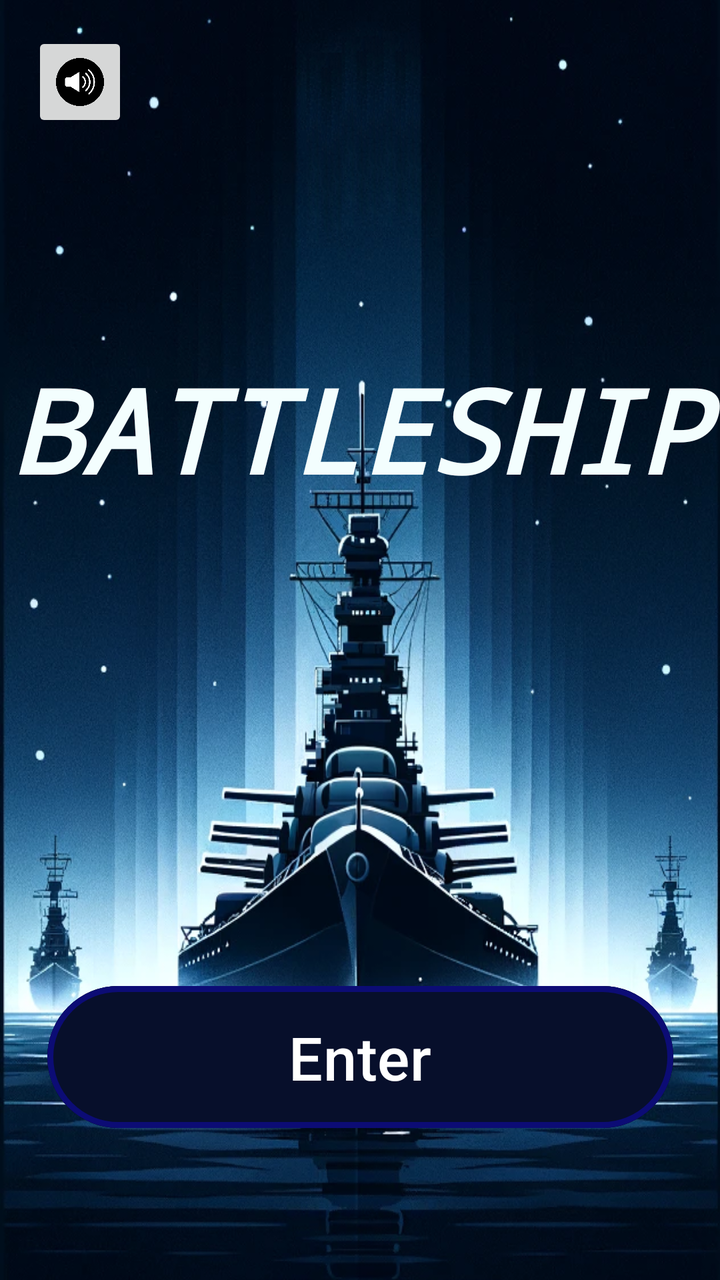
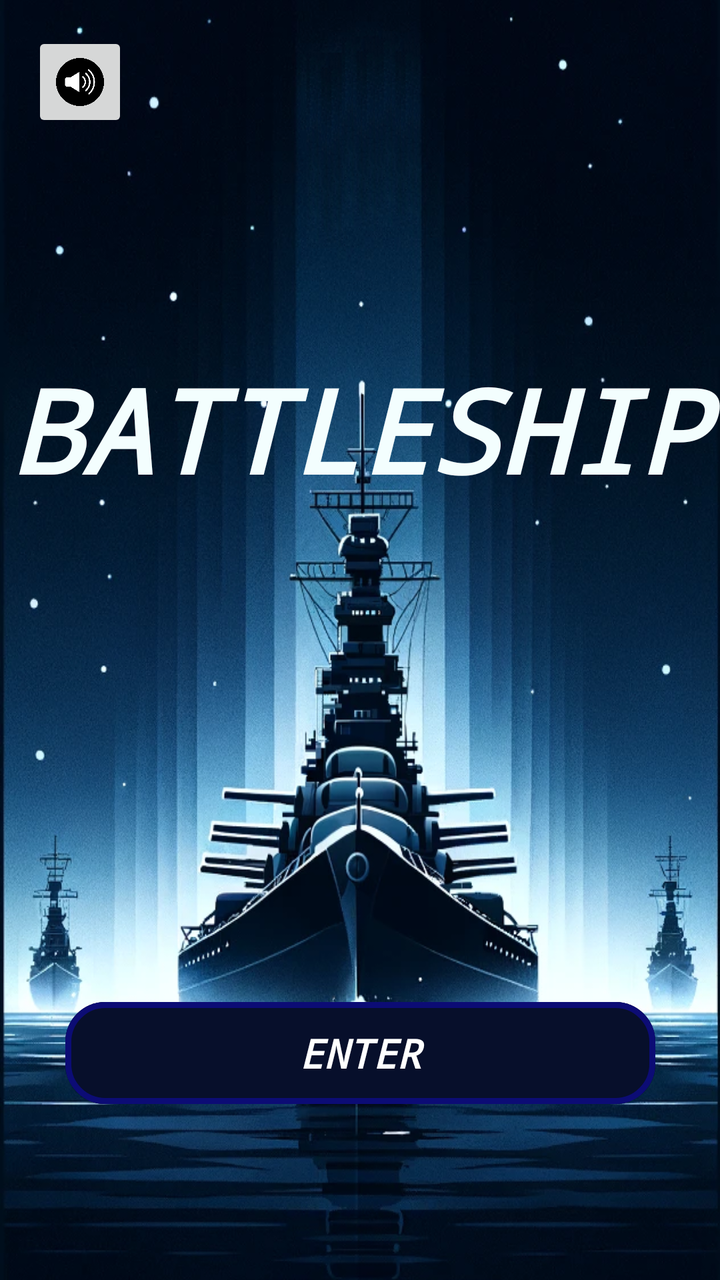

Screens rendered from an Android XML layout before and after an edit, with the pre-edit source and the edit as a unified diff.
<!-- AndroidManifest.xml: application theme Theme.BattleshipClient -->
<!-- res/layout/activity_main.xml -->
<?xml version="1.0" encoding="utf-8"?>
<androidx.constraintlayout.widget.ConstraintLayout xmlns:android="http://schemas.android.com/apk/res/android"
    xmlns:app="http://schemas.android.com/apk/res-auto"
    xmlns:tools="http://schemas.android.com/tools"
    android:layout_width="match_parent"
    android:layout_height="match_parent"
    android:background="@drawable/main_activity_img"
    app:layout_constrainedHeight="true"
    tools:context=".view.MainActivity">

    <Button
        android:id="@+id/enterBtnId"
        android:layout_width="313dp"
        android:layout_height="79dp"
        android:layout_marginBottom="72dp"
        android:backgroundTint="@color/navy"
        android:onClick="goToSignForm"
        android:text="Enter"
        android:textColor="@color/white"
        android:textSize="30sp"
        app:layout_constraintBottom_toBottomOf="parent"
        app:layout_constraintEnd_toEndOf="parent"
        app:layout_constraintStart_toStartOf="parent"
        app:strokeColor="#0C0C75"
        app:strokeWidth="3dp" />

    <TextView
        android:id="@+id/gameTitleId"
        android:layout_width="0dp"
        android:layout_height="136dp"
        android:layout_marginTop="176dp"
        android:fontFamily="monospace"
        android:text="BATTLESHIP"
        android:textAlignment="center"
        android:textColor="#F3FEFE"
        android:textSize="50sp"
        android:textStyle="bold|italic"
        app:autoSizeMaxTextSize="60sp"
        app:autoSizeMinTextSize="12sp"
        app:autoSizeStepGranularity="2sp"
        app:autoSizeTextType="uniform"
        app:layout_constraintEnd_toEndOf="parent"
        app:layout_constraintHorizontal_bias="0.0"
        app:layout_constraintStart_toStartOf="parent"
        app:layout_constraintTop_toTopOf="parent" />

    <ImageButton
        android:id="@+id/muteBtnId"
        android:layout_width="48dp"
        android:layout_height="50dp"
        android:layout_marginStart="16dp"
        android:layout_marginTop="16dp"
        android:onClick="muteUnmute"
        android:scaleType="centerInside"
        app:layout_constraintStart_toStartOf="parent"
        app:layout_constraintTop_toTopOf="parent"
        app:srcCompat="@drawable/audio_on_off_dark" />



</androidx.constraintlayout.widget.ConstraintLayout>
<!-- resources referenced by this layout -->
<resources>
  <color name="navy">#070F2B</color>
  <color name="white">#FFFFFFFF</color>
  <!-- drawable audio_on_off_dark: png bitmap (drawable-ldltr, 18546 bytes) -->
  <!-- drawable main_activity_img: png bitmap (drawable, 882582 bytes) -->
  <style name="Theme.BattleshipClient" parent="Base.Theme.BattleshipClient" />
  <style name="Base.Theme.BattleshipClient" parent="Theme.Material3.DayNight.NoActionBar">
          <item name="colorPrimary">@color/black</item>
          
          
      </style>
  <color name="black">#FF000000</color>
</resources>

<!-- the commit's change to res/layout/activity_main.xml (unified diff, before → after) -->
@@ -6,18 +6,26 @@
     android:layout_height="match_parent"
     android:background="@drawable/main_activity_img"
     app:layout_constrainedHeight="true"
-    tools:context=".view.MainActivity">
+    tools:context=".view.activities.MainActivity">
+
 
     <Button
         android:id="@+id/enterBtnId"
-        android:layout_width="313dp"
-        android:layout_height="79dp"
-        android:layout_marginBottom="72dp"
+        android:layout_width="295dp"
+        android:layout_height="59dp"
+        android:layout_marginBottom="84dp"
         android:backgroundTint="@color/navy"
-        android:onClick="goToSignForm"
-        android:text="Enter"
+        android:cursorVisible="false"
+        android:fontFamily="monospace"
+        android:text="ENTER"
         android:textColor="@color/white"
-        android:textSize="30sp"
+        android:textSize="20sp"
+        android:textStyle="bold|italic"
+        app:autoSizeMaxTextSize="20sp"
+        app:autoSizeMinTextSize="12sp"
+        app:autoSizeStepGranularity="2sp"
+        app:autoSizeTextType="uniform"
+        app:cornerRadius="20dp"
         app:layout_constraintBottom_toBottomOf="parent"
         app:layout_constraintEnd_toEndOf="parent"
         app:layout_constraintStart_toStartOf="parent"
